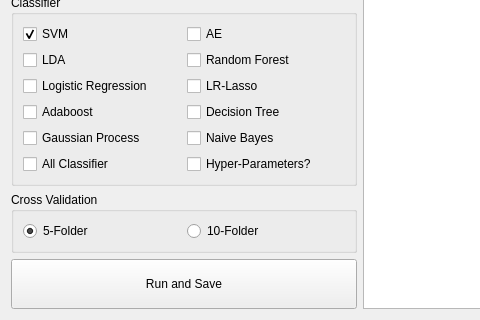
Qt form GUI/Process.ui (salan668/FAE) before a commit; both pictures show x 0 to 480 and y 529 to 849 of the 1040 by 849 pixel window.
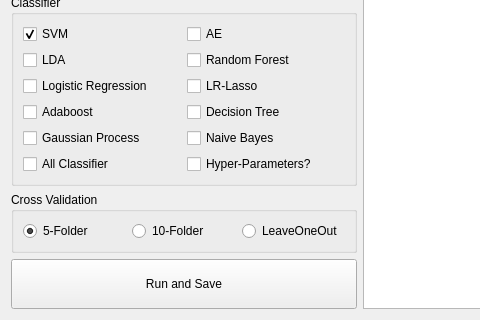
The same form after that commit.

Diff of the .ui file:
```diff
--- a/GUI/Process.ui
+++ b/GUI/Process.ui
@@ -366,6 +366,13 @@
               </property>
              </widget>
             </item>
+            <item>
+             <widget class="QRadioButton" name="radioLOO">
+              <property name="text">
+               <string>LeaveOneOut</string>
+              </property>
+             </widget>
+            </item>
            </layout>
           </item>
          </layout>
```
